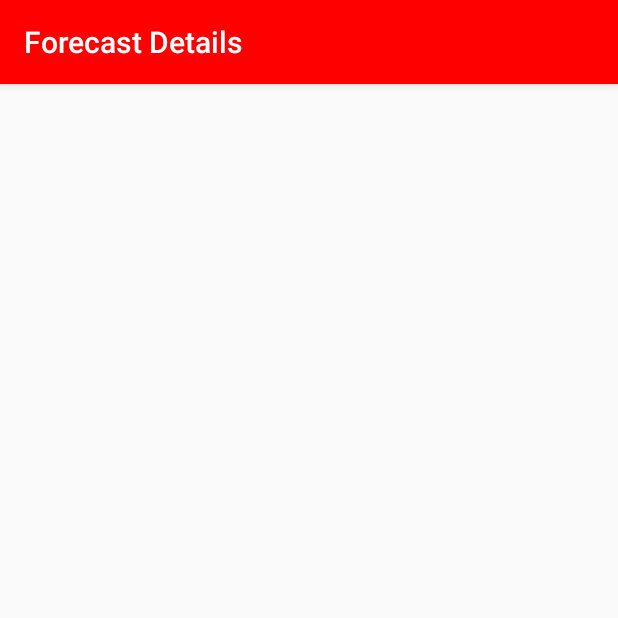
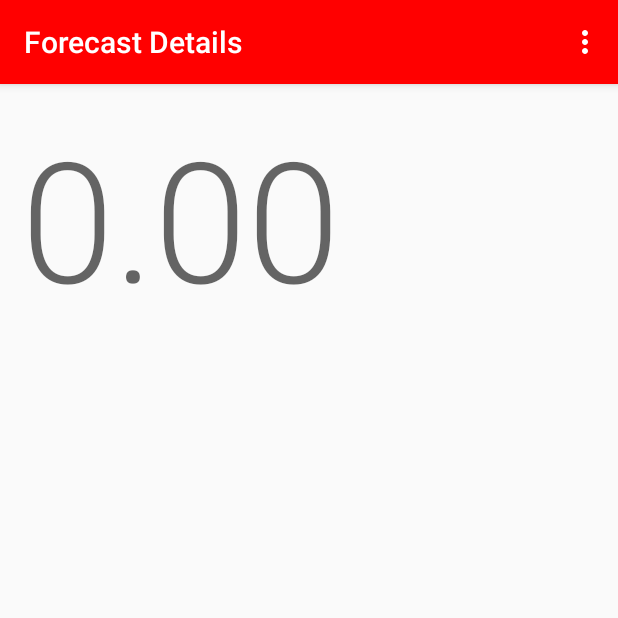
Before and after one commit to YashMistry1406/AD-340, an Android app: the ForecastDetailsActivity screen opened directly, with no data from a screen before it, on a phone screen of 412 x 824 dp, the top half of it. Run offline under Robolectric (Android 15) with nearby library versions, the light colour scheme and no system bars.

Commit message:
dialog left

```diff
--- a/app/src/main/java/com/example/ad340/details/ForecastDetailsActivity.kt
+++ b/app/src/main/java/com/example/ad340/details/ForecastDetailsActivity.kt
@@ -1,9 +1,14 @@
 package com.example.ad340.details
+//package com.example.ad340.details
 
 import android.content.Intent
 import androidx.appcompat.app.AppCompatActivity
 import android.os.Bundle
+import android.view.Menu
+import android.view.MenuInflater
+import android.view.MenuItem
 import android.widget.TextView
+import android.widget.Toast
 import com.example.ad340.R
 import kotlinx.android.synthetic.main.activity_main.*
 import org.w3c.dom.Text
@@ -11,6 +16,8 @@ import org.w3c.dom.Text
 class ForecastDetailsActivity : AppCompatActivity() {
     override fun onCreate(savedInstanceState: Bundle?) {
         super.onCreate(savedInstanceState)
+        setContentView(R.layout.activity_forecast_details)
+
 
         setTitle(R.string.forecast_details)
 
@@ -19,9 +26,8 @@ class ForecastDetailsActivity : AppCompatActivity() {
         val descriptionText=findViewById<TextView>(R.id.descriptionText)
         //val temp=intent.getFloatExtra("key_map",0f)
 
+
         val temp=intent.getFloatExtra("key_temp",0f)
-
-
 
 
 
@@ -29,4 +35,22 @@ class ForecastDetailsActivity : AppCompatActivity() {
         descriptionText.text=intent.getStringExtra("key_description")
 //
     }
+
+    override fun onCreateOptionsMenu(menu: Menu?): Boolean {
+        val inflater:MenuInflater=menuInflater
+        inflater.inflate(R.menu.settings_menu,menu)
+        return true
+    }
+
+    override fun onOptionsItemSelected(item: MenuItem): Boolean {
+        return when (item.itemId){
+            R.id.tempDisplaySetting-> {
+                Toast.makeText(this, "clicked emnu item",Toast.LENGTH_SHORT).show()
+                true
+
+            }
+            else -> super.onOptionsItemSelected(item)
+        }
+    }
+
 }
--- a/app/src/main/java/com/example/ad340/details/formatTempForDisplay.kt
+++ b/app/src/main/java/com/example/ad340/details/formatTempForDisplay.kt
@@ -1,5 +1,5 @@
 package com.example.ad340.details
 
 fun formatTempForDisplay(temp:Float):String{
-    return String.format("%.2f",temp)
+    return String.format("%.2f",temp)//"\u2103" fofr celsius
 }
--- /dev/null
+++ b/app/src/main/res/menu/settings_menu.xml
@@ -0,0 +1,8 @@
+<?xml version="1.0" encoding="utf-8"?>
+<menu xmlns:app="http://schemas.android.com/apk/res-auto"
+    xmlns:android="http://schemas.android.com/apk/res/android">
+
+    <item
+        android:id="@+id/tempDisplaySetting"
+        android:title="Display " />
+</menu>
```
